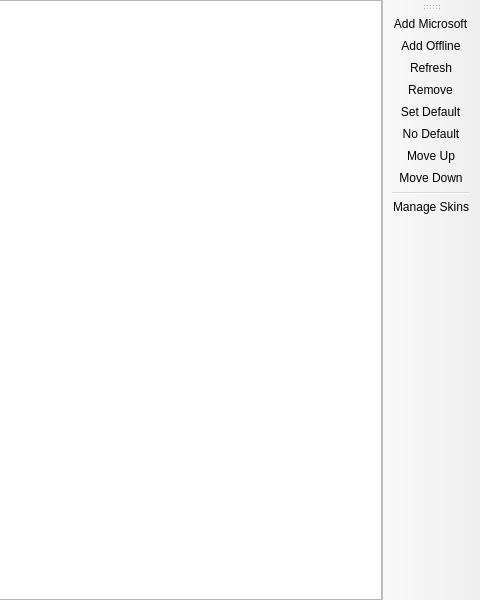
Old version of the form launcher/ui/pages/global/AccountListPage.ui in the repository xylarcompany/PrismLauncher-for-XylarJava; both pictures show x 320 to 800 and y 0 to 600 of the 800 by 600 pixel window.
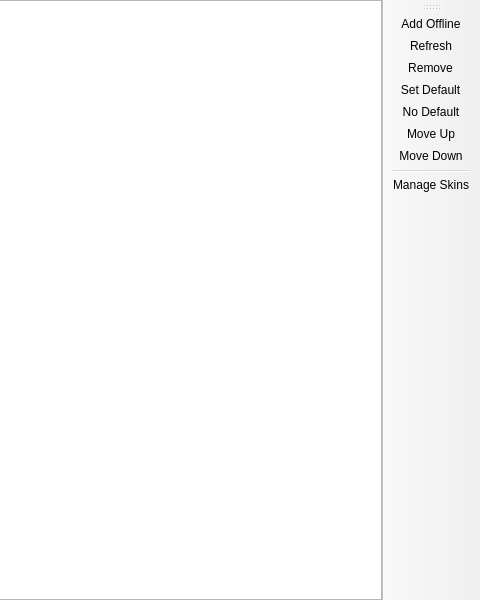
New version of the form. Custom widgets are drawn as their Qt base class.

Commit message: Enable offline-only authentication for XylarJava - disable Microsoft Login

Patch:
```diff
--- a/launcher/ui/pages/global/AccountListPage.ui
+++ b/launcher/ui/pages/global/AccountListPage.ui
@@ -52,7 +52,6 @@
    <attribute name="toolBarBreak">
     <bool>false</bool>
    </attribute>
-   <addaction name="actionAddMicrosoft"/>
    <addaction name="actionAddOffline"/>
    <addaction name="actionRefresh"/>
    <addaction name="actionRemove"/>
```
The commit also changes 4 other files.
